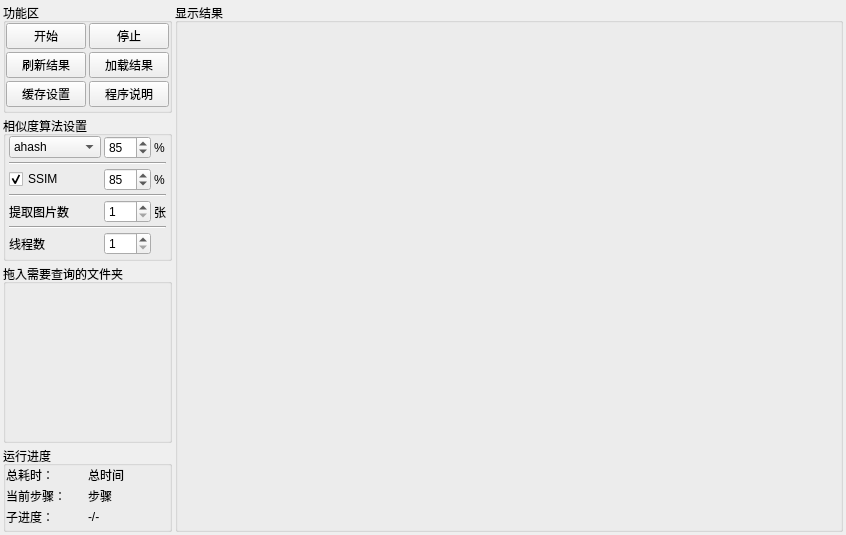
First picture: the form in ui/ui_main.ui, repository PPJUST/ComicDup, before the edit.
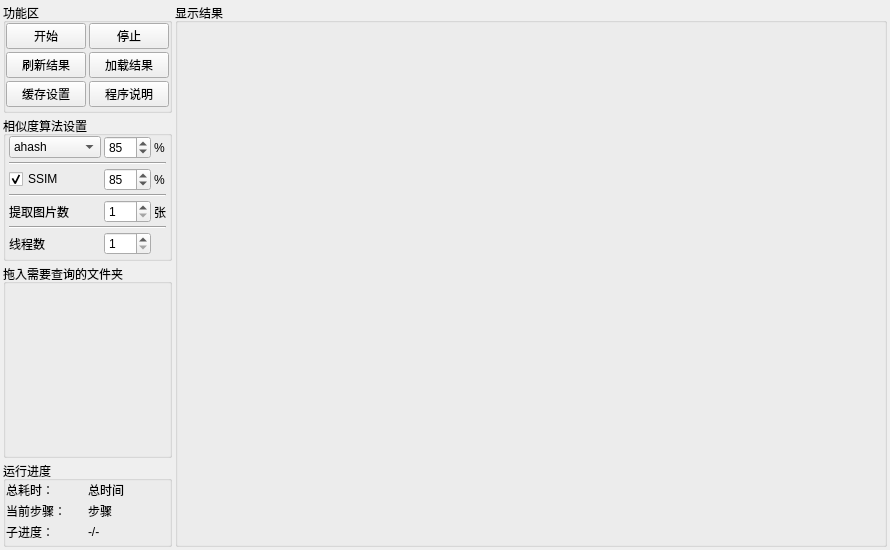
Second picture: the form after the edit.

Patch:
```diff
--- a/ui/ui_main.ui
+++ b/ui/ui_main.ui
@@ -6,8 +6,8 @@
    <rect>
     <x>0</x>
     <y>0</y>
-    <width>846</width>
-    <height>535</height>
+    <width>890</width>
+    <height>550</height>
    </rect>
   </property>
   <property name="windowTitle">
```
